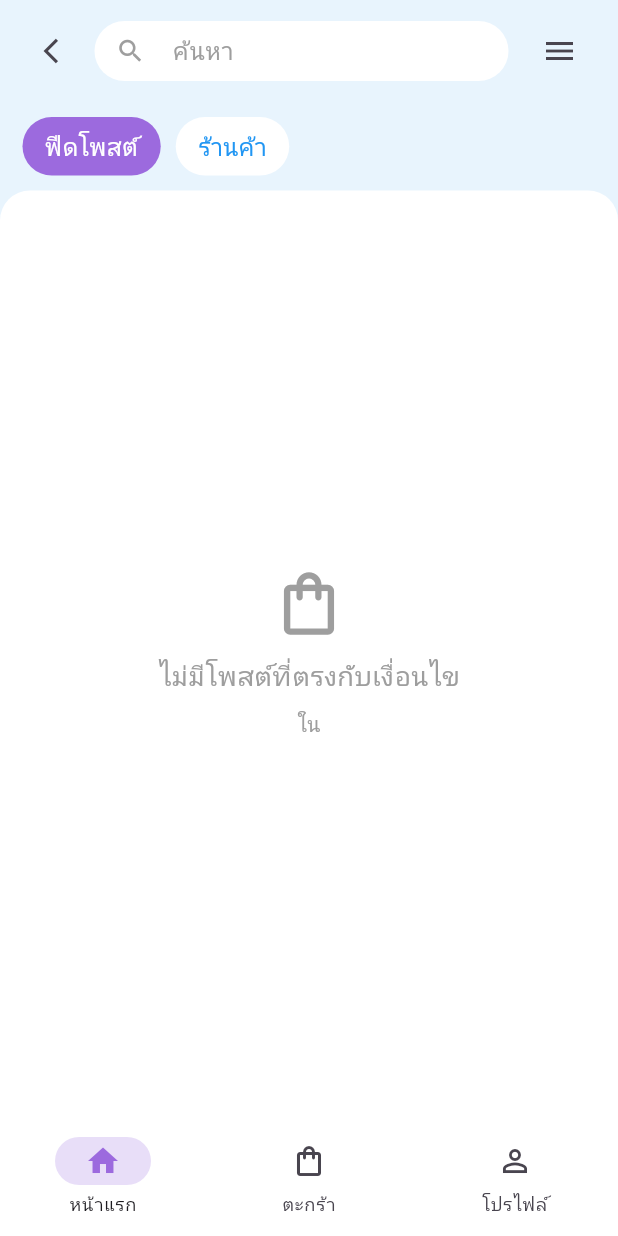
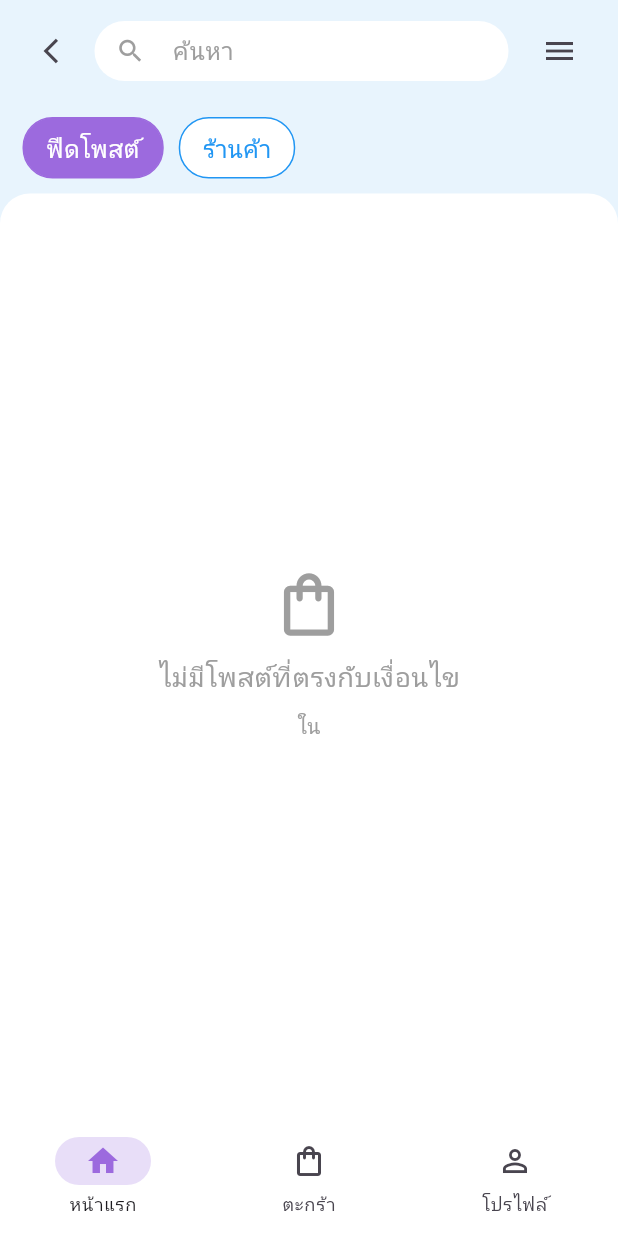
Before and after one commit to Mistergunth/banbanshop, a Flutter app: the FeedPage screen opened directly with empty values, in the side drawer, after a tap on the "arrow back ios" icon, on a phone screen of 412 x 824 dp. Run offline on Flutter 3.47's test engine with Material 3 defaults, Android fonts, the phone set to English and light mode, and no system bars; our stand-ins replace google_fonts; Roboto replaces fonts that are missing (Kanit).

Commit message:
feed page update

```diff
--- a/banbanshop/lib/screens/feed_page.dart
+++ b/banbanshop/lib/screens/feed_page.dart
@@ -13,9 +13,6 @@ class FeedPage extends StatefulWidget {
   });
 
   @override
-  // เนื่องจาก createState เป็นส่วนหนึ่งของ StatefulWidget ที่ไม่ได้ถูกเรียกใช้ภายนอกโดยตรง
-  // และไม่ได้เป็น public type ที่ต้องการการอ้างอิงถึง libary_private_types_in_public_api
-  // จึงไม่จำเป็นต้องใช้ ignore: library_private_types_in_public_api ที่นี่แล้ว
   _FeedPageState createState() => _FeedPageState();
 }
 
@@ -64,6 +61,7 @@ class FilterButton extends StatelessWidget {
         decoration: BoxDecoration(
           color: isSelected ? const Color(0xFF9C6ADE) : Colors.white,
           borderRadius: BorderRadius.circular(20),
+          border: Border.all(color: isSelected ? const Color(0xFF9C6ADE) : Colors.blue, width: 1), // เพิ่มขอบเพื่อให้เห็นความแตกต่างชัดขึ้น
         ),
         child: Text(
           text,
@@ -79,10 +77,13 @@ class FilterButton extends StatelessWidget {
 
 class _FeedPageState extends State<FeedPage> {
   final TextEditingController searchController = TextEditingController();
-  String selectedFilter = 'ฟีดโพสต์';
+  // ตัวแปรสำหรับ Filter Button (ฟีดโพสต์/ร้านค้า)
+  String _selectedTopFilter = 'ฟีดโพสต์'; // เปลี่ยนชื่อให้ชัดเจนขึ้นว่าเป็น Filter ด้านบน
+
+  // ตัวแปรสถานะสำหรับ Bottom Navigation Bar
+  int _selectedIndex = 0; // index ของปุ่มที่ถูกเลือกใน Bottom Navigation Bar
 
   // ตัวอย่างข้อมูล Post
-  // อัปเดต avatarImageUrl ให้เป็น URL ที่สามารถโหลดได้จริง หรือเป็น asset path ที่ถูกต้อง
   final List<Post> posts = [
     Post(
       id: '1',
@@ -90,7 +91,7 @@ class _FeedPageState extends State<FeedPage> {
       timeAgo: '1 นาที',
       category: 'อาหาร & เครื่องดื่ม',
       title: 'มาเด้อ เนื้อโคขุน สนใจกด "สั่งเลย"',
-      avatarImageUrl: 'assets/images/avatar1.jpg', // ตัวอย่าง URL รูปโปรไฟล์
+      avatarImageUrl: 'assets/images/avatar1.jpg', // ต้องแน่ใจว่ามีรูปนี้ใน assets
       imageUrl: 'https://img.wongnai.com/p/1600x0/2021/06/01/354e5af8ab1e40cf85cf3c10f4331677.jpg',
       province: 'สกลนคร',
       productCategory: 'อาหาร & เครื่องดื่ม',
@@ -101,7 +102,7 @@ class _FeedPageState extends State<FeedPage> {
       timeAgo: '15 นาที',
       category: 'เสื้อผ้า',
       title: 'เสื้อยืดคุณภาพดี ราคาถูก มีหลายสี',
-      avatarImageUrl: 'https://cdn.pixabay.com/photo/2015/10/05/22/37/blank-profile-picture-973460_960_720.png', // ตัวอย่าง URL รูปโปรไฟล์
+      avatarImageUrl: 'https://cdn.pixabay.com/photo/2015/10/05/22/37/blank-profile-picture-973460_960_720.png',
       imageUrl: 'https://images.unsplash.com/photo-1521572163474-6864f9cf17ab?w=400',
       province: 'สกลนคร',
       productCategory: 'เสื้อผ้า',
@@ -112,12 +113,43 @@ class _FeedPageState extends State<FeedPage> {
       timeAgo: '30 นาที',
       category: 'กีฬา & กิจกรรม',
       title: 'รองเท้าวิ่งรุ่นใหม่ล่าสุด ลด 20%',
-      avatarImageUrl: 'https://cdn.pixabay.com/photo/2015/10/05/22/37/blank-profile-picture-973460_960_720.png', // ตัวอย่าง URL รูปโปรไฟล์
+      avatarImageUrl: 'https://cdn.pixabay.com/photo/2015/10/05/22/37/blank-profile-picture-973460_960_720.png',
       imageUrl: 'https://images.unsplash.com/photo-1542291026-79eddc8727ae?w=400',
       province: 'กรุงเทพมหานคร',
       productCategory: 'กีฬา & กิจกรรม',
     ),
   ];
+
+  List<Widget> _pages = []; // List ของ Widget หน้าต่างๆ ที่จะแสดงผล
+
+  @override
+  void initState() {
+    super.initState();
+    // กำหนดลิสต์ของหน้าที่ต้องการให้ Bottom Navigation Bar สลับไป
+    _pages = [
+      _buildFeedContent(), // หน้าฟีดโพสต์ปัจจุบันของคุณ
+      const CartPage(), // ตัวอย่างหน้าตะกร้าสินค้า (ต้องสร้างไฟล์แยก)
+      const ProfilePage(), // ตัวอย่างหน้าโปรไฟล์ (ต้องสร้างไฟล์แยก)
+    ];
+
+    // เพิ่ม Listener ให้กับ searchController เพื่อเรียก setState เมื่อข้อความเปลี่ยน
+    searchController.addListener(_onSearchChanged);
+  }
+
+  @override
+  void dispose() {
+    searchController.removeListener(_onSearchChanged);
+    searchController.dispose();
+    super.dispose();
+  }
+
+  // เมธอดสำหรับ Listener ของ TextField
+  void _onSearchChanged() {
+    setState(() {
+      // การเรียก setState ตรงนี้จะทำให้ _buildFeedContent ถูกสร้างใหม่
+      // และ filteredPosts จะถูกคำนวณใหม่โดยใช้ค่าล่าสุดจาก searchController.text
+    });
+  }
 
   List<Post> get filteredPosts {
     // กรองตามจังหวัดและหมวดหมู่ที่ถูกส่งเข้ามา
@@ -133,15 +165,148 @@ class _FeedPageState extends State<FeedPage> {
     } else {
       final query = searchController.text.toLowerCase();
       return filteredByProvinceAndCategory.where((post) {
+        // ค้นหาจากชื่อร้าน, ชื่อโพสต์, หรือหมวดหมู่
         return post.title.toLowerCase().contains(query) ||
-              post.shopName.toLowerCase().contains(query) ||
-              post.category.toLowerCase().contains(query);
+            post.shopName.toLowerCase().contains(query) ||
+            post.category.toLowerCase().contains(query);
       }).toList();
     }
   }
 
+  // สร้าง Widget สำหรับส่วนของ Feed Content แยกออกมา
+  Widget _buildFeedContent() {
+    return Column(
+      children: [
+        Container(
+          padding: const EdgeInsets.symmetric(horizontal: 15, vertical: 10),
+          child: Row(
+            children: [
+              IconButton(
+                icon: const Icon(Icons.arrow_back_ios, size: 20),
+                onPressed: () => Navigator.pop(context),
+              ),
+              Expanded(
+                child: Container(
+                  height: 40,
+                  decoration: BoxDecoration(
+                    color: Colors.white,
+                    borderRadius: BorderRadius.circular(20),
+                  ),
+                  child: TextField(
+                    controller: searchController,
+                    // ไม่ต้องมี onChanged ตรงนี้แล้ว เพราะเราใช้ addListener แทน
+                    decoration: InputDecoration(
+                      hintText: 'ค้นหา',
+                      hintStyle: TextStyle(color: Colors.grey[500]),
+                      prefixIcon: Icon(Icons.search, color: Colors.grey[500], size: 20),
+                      border: InputBorder.none,
+                      contentPadding: const EdgeInsets.symmetric(vertical: 10),
+                    ),
+                  ),
+                ),
+              ),
+              const SizedBox(width: 10),
+              Builder(
+                builder: (BuildContext innerContext) {
+                  return IconButton(
+                    icon: const Icon(Icons.menu, size: 24),
+                    onPressed: () {
+                      Scaffold.of(innerContext).openEndDrawer();
+                    },
+                  );
+                },
+              )
+            ],
+          ),
+        ),
+        // Filter Buttons
+        Container(
+          padding: const EdgeInsets.symmetric(horizontal: 15, vertical: 10),
+          child: Row(
+            children: [
+              FilterButton(
+                text: 'ฟีดโพสต์',
+                isSelected: _selectedTopFilter == 'ฟีดโพสต์', // ใช้ _selectedTopFilter
+                onTap: () {
+                  setState(() {
+                    _selectedTopFilter = 'ฟีดโพสต์'; // อัปเดต _selectedTopFilter
+                    // อาจจะเพิ่ม logic การกรองตาม "ฟีดโพสต์" ตรงนี้ได้
+                    // เช่น ถ้า selectedFilter เป็น 'ฟีดโพสต์' ก็ให้แสดงเฉพาะโพสต์
+                    // ถ้าเป็น 'ร้านค้า' ก็อาจจะไปดึงข้อมูลร้านค้ามาแสดงแทน
+                    // ณ ตอนนี้ โค้ดกรองแค่โพสต์ ดังนั้นผลลัพธ์จะยังเหมือนเดิม
+                  });
+                },
+              ),
+              const SizedBox(width: 10),
+              FilterButton(
+                text: 'ร้านค้า',
+                isSelected: _selectedTopFilter == 'ร้านค้า', // ใช้ _selectedTopFilter
+                onTap: () {
+                  setState(() {
+                    _selectedTopFilter = 'ร้านค้า'; // อัปเดต _selectedTopFilter
+                    // อาจจะเพิ่ม logic การกรองตาม "ร้านค้า" ตรงนี้ได้
+                  });
+                },
+              ),
+            ],
+          ),
+        ),
+        Expanded(
+          child: Container(
+            decoration: const BoxDecoration(
+              color: Colors.white,
+              borderRadius: BorderRadius.only(
+                topLeft: Radius.circular(20),
+                topRight: Radius.circular(20),
+              ),
+            ),
+            child: _selectedTopFilter == 'ฟีดโพสต์' // แสดงโพสต์เมื่อเลือก "ฟีดโพสต์"
+                ? (filteredPosts.isEmpty
+                    ? Center(
+                        child: Column(
+                          mainAxisAlignment: MainAxisAlignment.center,
+                          children: [
+                            const Icon(Icons.shopping_bag_outlined, size: 50, color: Colors.grey),
+                            const SizedBox(height: 10),
+                            const Text(
+                              'ไม่มีโพสต์ที่ตรงกับเงื่อนไข',
+                              style: TextStyle(fontSize: 18, color: Colors.grey),
+                            ),
+                            const SizedBox(height: 10),
+                            Text(
+                              '${widget.selectedCategory} ใน ${widget.selectedProvince}',
+                              style: TextStyle(fontSize: 14, color: Colors.grey[500]),
+                            ),
+                          ],
+                        ),
+                      )
+                    : ListView.builder(
+                        padding: const EdgeInsets.all(15),
+                        itemCount: filteredPosts.length,
+                        itemBuilder: (context, index) {
+                          final post = filteredPosts[index];
+                          return PostCard(post: post);
+                        },
+                      ))
+                : const Center( // แสดงหน้า "ร้านค้า" เมื่อเลือก "ร้านค้า"
+                    child: Text('นี่คือหน้าสำหรับแสดงร้านค้า', style: TextStyle(fontSize: 20, color: Colors.blueGrey)),
+                  ),
+          ),
+        ),
+      ],
+    );
+  }
+
+
   @override
   Widget build(BuildContext context) {
+    // อัปเดต _pages ทุกครั้งที่ build เพื่อให้ _buildFeedContent ได้รับค่าล่าสุด
+    _pages = [
+      _buildFeedContent(), // หน้าฟีดโพสต์ปัจจุบันของคุณ
+      const CartPage(), // ตัวอย่างหน้าตะกร้าสินค้า (ต้องสร้างไฟล์แยก)
+      const ProfilePage(), // ตัวอย่างหน้าโปรไฟล์ (ต้องสร้างไฟล์แยก)
+    ];
+
     return Scaffold(
       backgroundColor: const Color(0xFFE8F4FD),
       endDrawer: const Drawer(
@@ -187,120 +352,11 @@ class _FeedPageState extends State<FeedPage> {
           ],
         ),
       ),
+      // ใช้ IndexedStack เพื่อสลับหน้าตาม _selectedIndex
       body: SafeArea(
-        child: Column(
-          children: [
-            Container(
-              padding: const EdgeInsets.symmetric(horizontal: 15, vertical: 10),
-              child: Row(
-                children: [
-                  IconButton(
-                    icon: const Icon(Icons.arrow_back_ios, size: 20),
-                    onPressed: () => Navigator.pop(context),
-                  ),
-                  Expanded(
-                    child: Container(
-                      height: 40,
-                      decoration: BoxDecoration(
-                        color: Colors.white,
-                        borderRadius: BorderRadius.circular(20),
-                      ),
-                      child: TextField(
-                        controller: searchController,
-                        onChanged: (value) {
-                          setState(() {
-                          });
-                        },
-                        decoration: InputDecoration(
-                          hintText: 'ค้นหา',
-                          hintStyle: TextStyle(color: Colors.grey[500]),
-                          prefixIcon: Icon(Icons.search, color: Colors.grey[500], size: 20),
-                          border: InputBorder.none,
-                          contentPadding: const EdgeInsets.symmetric(vertical: 10),
-                        ),
-                      ),
-                    ),
-                  ),
-                  const SizedBox(width: 10),
-                  Builder(
-                    builder: (BuildContext innerContext) {
-                      return IconButton(
-                        icon: const Icon(Icons.menu, size: 24),
-                        onPressed: () {
-                          Scaffold.of(innerContext).openEndDrawer();
-                        },
-                      );
-                    },
-                  )
-                ],
-              ),
-            ),
-            // Filter Buttons
-            Container(
-              padding: const EdgeInsets.symmetric(horizontal: 15, vertical: 10),
-              child: Row(
-                children: [
-                  FilterButton(
-                    text: 'ฟีดโพสต์',
-                    isSelected: selectedFilter == 'ฟีดโพสต์',
-                    onTap: () {
-                      setState(() {
-                        selectedFilter = 'ฟีดโพสต์';
-                      });
-                    },
-                  ),
-                  const SizedBox(width: 10),
-                  FilterButton(
-                    text: 'ร้านค้า',
-                    isSelected: selectedFilter == 'ร้านค้า',
-                    onTap: () {
-                      setState(() {
-                        selectedFilter = 'ร้านค้า';
-                      });
-                    },
-                  ),
-                ],
-              ),
-            ),
-            Expanded(
-              child: Container(
-                decoration: const BoxDecoration(
-                  color: Colors.white,
-                  borderRadius: BorderRadius.only(
-                    topLeft: Radius.circular(20),
-                    topRight: Radius.circular(20),
-                  ),
-                ),
-                child: filteredPosts.isEmpty
-                    ? Center(
-                        child: Column(
-                          mainAxisAlignment: MainAxisAlignment.center,
-                          children: [
-                            const Icon(Icons.shopping_bag_outlined, size: 50, color: Colors.grey),
-                            const SizedBox(height: 10),
-                            const Text(
-                              'ไม่มีโพสต์ที่ตรงกับเงื่อนไข',
-                              style: TextStyle(fontSize: 18, color: Colors.grey),
-                            ),
-                            const SizedBox(height: 10),
-                            Text(
-                              '${widget.selectedCategory} ใน ${widget.selectedProvince}',
-                              style: TextStyle(fontSize: 14, color: Colors.grey[500]),
-                            ),
-                          ],
-                        ),
-                      )
-                    : ListView.builder(
-                        padding: const EdgeInsets.all(15),
-                        itemCount: filteredPosts.length,
-                        itemBuilder: (context, index) {
-                          final post = filteredPosts[index];
-                          return PostCard(post: post);
-                        },
-                      ),
-              ),
-            ),
-          ],
+        child: IndexedStack(
+          index: _selectedIndex, // ใช้ _selectedIndex เพื่อควบคุมว่าจะแสดง Widget ไหน
+          children: _pages, // List ของ Widget หน้าต่างๆ
         ),
       ),
       bottomNavigationBar: NavigationBar(
@@ -318,16 +374,15 @@ class _FeedPageState extends State<FeedPage> {
           ),
           NavigationDestination(
             icon: Icon(Icons.person_outline),
+            selectedIcon: Icon(Icons.person, color: Color(0xFF9C6ADE)), // เพิ่ม selectedIcon
             label: 'โปรไฟล์',
           ),
         ],
-        selectedIndex: 0, // ตั้งค่าเริ่มต้นให้ตะกร้าถูกเลือก
+        selectedIndex: _selectedIndex, // ใช้ตัวแปรสถานะ
         onDestinationSelected: (int value) {
-          // สามารถเพิ่ม logic การนำทางไปยังหน้าต่างๆ ได้ที่นี่
-          // ตัวอย่างเช่น:
-          // if (value == 0) { Navigator.push(context, MaterialPageRoute(builder: (context) => HomePage())); }
-          // else if (value == 1) { /* อยู่หน้านี้แล้ว */ }
-          // else if (value == 2) { Navigator.push(context, MaterialPageRoute(builder: (context) => ProfilePage())); }
+          setState(() {
+            _selectedIndex = value; // อัปเดตค่า _selectedIndex เมื่อมีการเลือก
+          });
           print('Selected index: $value');
         },
       ),
@@ -345,7 +400,30 @@ class HomePage extends StatefulWidget {
 class _HomePageState extends State<HomePage> {
   @override
   Widget build(BuildContext context) {
-    return const Placeholder();
+    return const Placeholder(child: Center(child: Text('หน้าแรก (Home Page)'))); // Placeholder สำหรับหน้าแรก
+  }
+}
+
+// **เพิ่ม Widget สำหรับหน้าตะกร้าและโปรไฟล์**
+class CartPage extends StatelessWidget {
+  const CartPage({super.key});
+
+  @override
+  Widget build(BuildContext context) {
+    return const Center(
+      child: Text('หน้าตะกร้าสินค้า (Cart Page)', style: TextStyle(fontSize: 24, fontWeight: FontWeight.bold)),
+    );
+  }
+}
+
+class ProfilePage extends StatelessWidget {
+  const ProfilePage({super.key});
+
+  @override
+  Widget build(BuildContext context) {
+    return const Center(
+      child: Text('หน้าโปรไฟล์ (Profile Page)', style: TextStyle(fontSize: 24, fontWeight: FontWeight.bold)),
+    );
   }
 }
 
@@ -381,7 +459,10 @@ class PostCard extends StatelessWidget {
                 CircleAvatar(
                   radius: 20,
                   // ใช้ post.avatarImageUrl สำหรับรูปโปรไฟล์
-                  backgroundImage: AssetImage(post.avatarImageUrl),
+                  // ตรวจสอบว่าเป็น asset หรือ network image
+                  backgroundImage: post.avatarImageUrl.startsWith('http')
+                      ? NetworkImage(post.avatarImageUrl)
+                      : AssetImage(post.avatarImageUrl) as ImageProvider,
                 ),
                 const SizedBox(width: 12),
                 Expanded(
```
Also changed, not shown: 1 other file.
